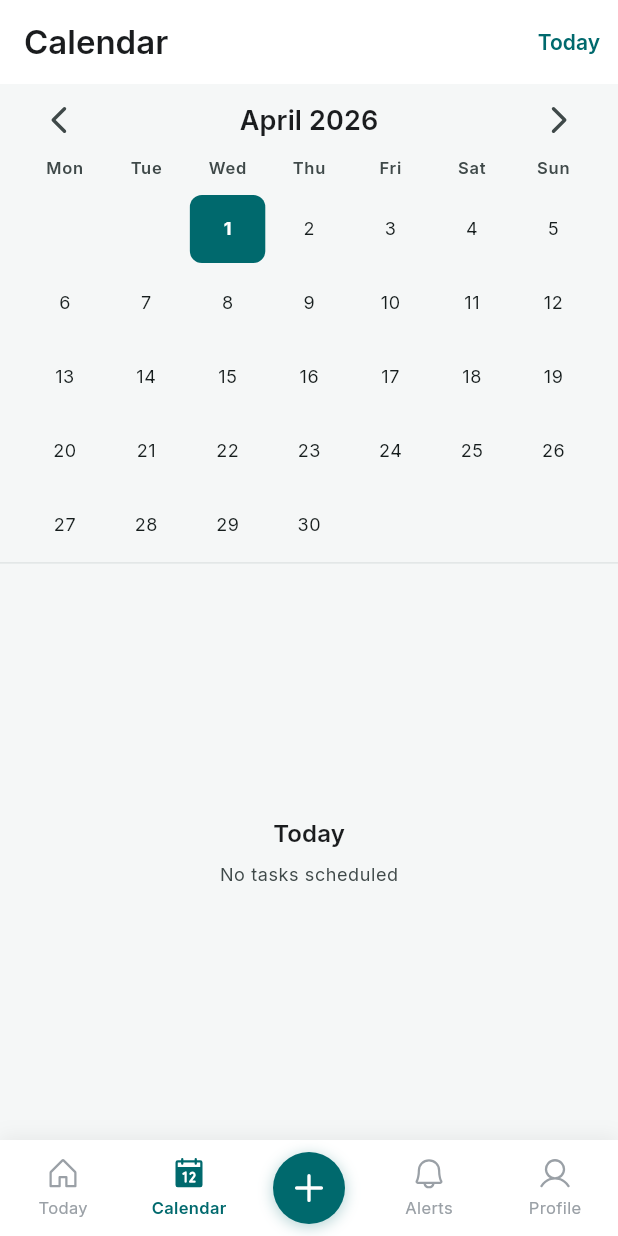
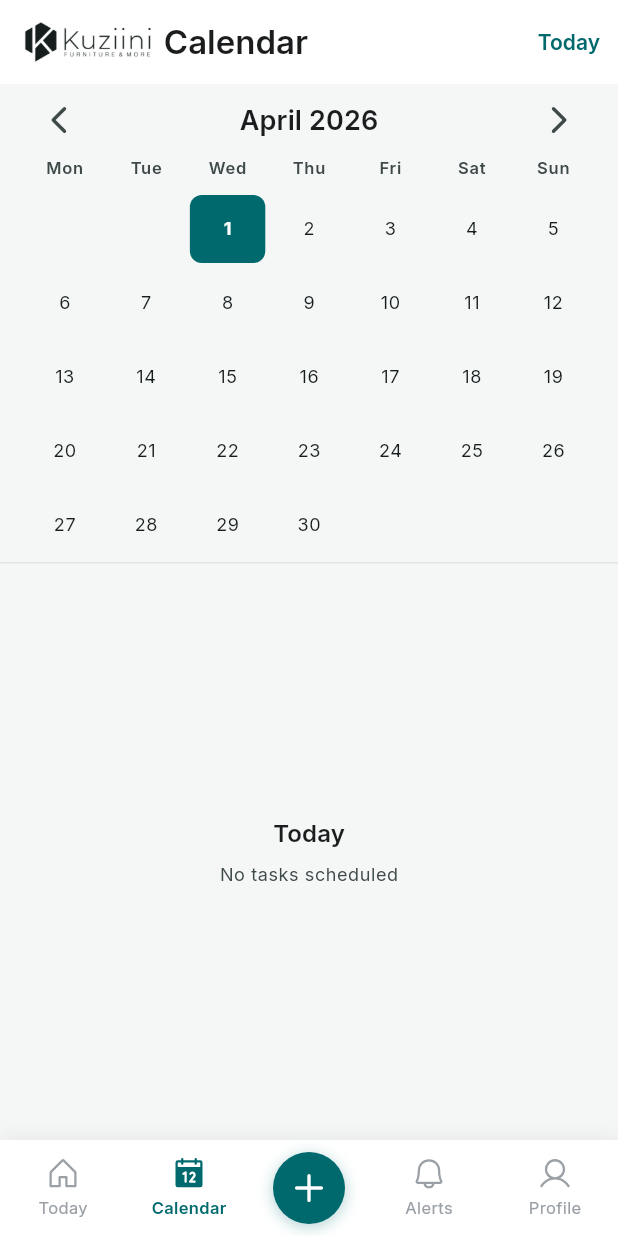
Before and after one commit to Kuziini-product/TASK-Planner, a Flutter app: the CalendarScreen screen opened by its route, on a phone screen of 412 x 824 dp. Run offline on Flutter 3.47's test engine with Material 3 defaults, Android fonts, the phone set to English and light mode, and no system bars; drawn by our look-alikes of flutter_animate; our stand-ins replace file_picker, flutter_riverpod, go_router, google_fonts, image_picker, phosphor_flutter and 4 more; missing offline and left inert: dart:js_interop, dart:js_util; accounts and stored records are empty.

Commit message:
Add Kuziini logo to all main screen AppBars
Co-Authored-By: Claude Opus 4.6 (1M context) <noreply@anthropic.com>

```diff
--- a/kuziini_app/lib/features/tasks/presentation/calendar_screen.dart
+++ b/kuziini_app/lib/features/tasks/presentation/calendar_screen.dart
@@ -39,7 +39,14 @@ class CalendarScreen extends ConsumerWidget {
 
     return Scaffold(
       appBar: AppBar(
-        title: Text('Calendar', style: theme.textTheme.titleLarge),
+        title: Row(
+          mainAxisSize: MainAxisSize.min,
+          children: [
+            Image.asset('assets/images/kuziini_logo.png', height: 28, color: theme.colorScheme.onSurface),
+            const SizedBox(width: 8),
+            Text('Calendar', style: theme.textTheme.titleLarge),
+          ],
+        ),
         actions: [
           TextButton(
             onPressed: () {
--- a/kuziini_app/lib/features/tasks/presentation/daily_tasks_screen.dart
+++ b/kuziini_app/lib/features/tasks/presentation/daily_tasks_screen.dart
@@ -81,6 +81,12 @@ class _DailyTasksScreenState extends ConsumerState<DailyTasksScreen> {
               snap: true,
               title: Row(
                 children: [
+                  Image.asset(
+                    'assets/images/kuziini_logo.png',
+                    height: 32,
+                    color: theme.colorScheme.onSurface,
+                  ),
+                  const SizedBox(width: 8),
                   Text(
                     'Kuziini',
                     style: theme.textTheme.titleLarge?.copyWith(
```
Also changed, not shown: kuziini_app/lib/features/notifications/presentation/notifications_screen.dart (+8 -1 lines), kuziini_app/lib/features/profile/presentation/profile_screen.dart (+8 -1 lines), kuziini_app/assets/images/kuziini_logo.png (added).
